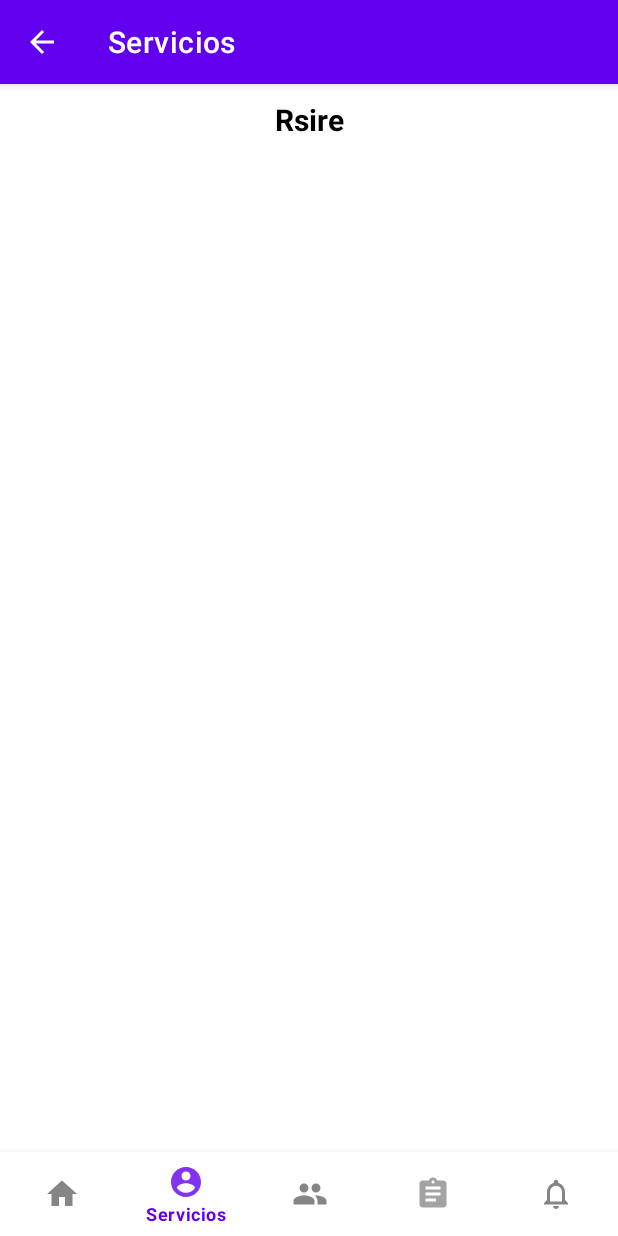
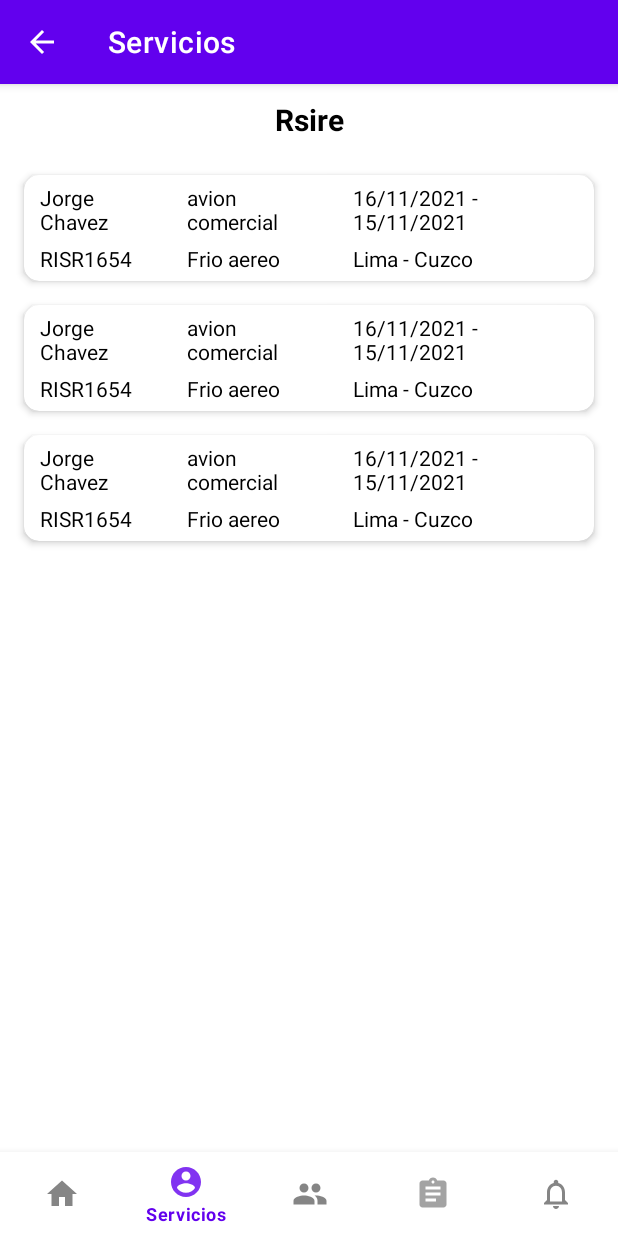
Before and after one commit to jamescc2000/Talma, an Android app: the fragment ServFragment placed in its activity, item 2 of the bottom bar chosen, on a phone screen of 412 x 824 dp. Run offline under Robolectric (Android 15) with nearby library versions, the phone set to English and light mode, and no system bars; our stand-ins replace Firebase (no records; nobody signed in at launch, a user with empty details on screens opened directly).

Commit message:
09090909

```diff
--- a/app/src/main/AndroidManifest.xml
+++ b/app/src/main/AndroidManifest.xml
@@ -1,6 +1,6 @@
 <?xml version="1.0" encoding="utf-8"?>
 <manifest xmlns:android="http://schemas.android.com/apk/res/android"
-    package="com.example.talma" >
+    package="com.example.talma">
 
     <application
         android:allowBackup="true"
@@ -8,7 +8,7 @@
         android:label="@string/app_name"
         android:roundIcon="@mipmap/talma_launcher_round"
         android:supportsRtl="true"
-        android:theme="@style/Theme.Talma" >
+        android:theme="@style/Theme.Talma">
         <activity
             android:name=".Facturacion"
             android:exported="false" />
@@ -38,7 +38,7 @@
             android:exported="true" />
         <activity
             android:name=".MainActivity"
-            android:exported="true" >
+            android:exported="true">
             <intent-filter>
                 <action android:name="android.intent.action.MAIN" />
 
--- a/app/src/main/java/com/example/talma/Fragmento_cliente/ServFragment.java
+++ b/app/src/main/java/com/example/talma/Fragmento_cliente/ServFragment.java
@@ -2,13 +2,23 @@ package com.example.talma.Fragmento_cliente;
 
 import android.os.Bundle;
 
+import androidx.annotation.NonNull;
 import androidx.fragment.app.Fragment;
+import androidx.recyclerview.widget.LinearLayoutManager;
+import androidx.recyclerview.widget.RecyclerView;
 
 import android.view.LayoutInflater;
+import android.view.MenuItem;
 import android.view.View;
 import android.view.ViewGroup;
 
+import com.example.talma.Adapters.AdaptadorRsir;
+import com.example.talma.Modelos.ModeloRSIR;
 import com.example.talma.R;
+import com.example.talma.RevisarRsir;
+
+import java.util.ArrayList;
+import java.util.List;
 
 /**
  * A simple {@link Fragment} subclass.
@@ -25,6 +35,11 @@ public class ServFragment extends Fragment {
     // TODO: Rename and change types of parameters
     private String mParam1;
     private String mParam2;
+
+
+    RecyclerView recyclerView;
+    AdaptadorRsir adaptadorRsir;
+    List<ModeloRSIR> modeloRSIRList;
 
     public ServFragment() {
         // Required empty public constructor
@@ -61,6 +76,41 @@ public class ServFragment extends Fragment {
     public View onCreateView(LayoutInflater inflater, ViewGroup container,
                              Bundle savedInstanceState) {
         // Inflate the layout for this fragment
-        return inflater.inflate(R.layout.fragment_serv, container, false);
+        View view=  inflater.inflate(R.layout.fragment_serv, container, false);
+
+        recyclerView = view.findViewById(R.id.rvListaRsir);
+
+        recyclerView.setHasFixedSize(true);
+        recyclerView.setLayoutManager(new LinearLayoutManager(getActivity()));
+
+        modeloRSIRList = new ArrayList<>();
+
+        ObtenerRSIR();
+        return view;
+
+    }
+    private void ObtenerRSIR() {
+
+
+        modeloRSIRList.clear();
+        modeloRSIRList.add(new ModeloRSIR("RISR1654", "Jorge Chavez", "LATAM", "Lima", "Cuzco",
+                "avion comercial", "DS84FS6", "Frio aereo", "Jose Luna", "15/11/2021",
+                "10:00", "125", "651519", "16/11/2021", "10:00", "178", "52635"));
+
+        modeloRSIRList.add(new ModeloRSIR("RISR1654", "Jorge Chavez", "LATAM", "Lima", "Cuzco",
+                "avion comercial", "DS84FS6", "Frio aereo", "Jose Luna", "15/11/2021",
+                "10:00", "125", "651519", "16/11/2021", "10:00", "178", "52635"));
+
+        modeloRSIRList.add(new ModeloRSIR("RISR1654", "Jorge Chavez", "LATAM", "Lima", "Cuzco",
+                "avion comercial", "DS84FS6", "Frio aereo", "Jose Luna", "15/11/2021",
+                "10:00", "125", "651519", "16/11/2021", "10:00", "178", "52635"));
+
+        adaptadorRsir = new AdaptadorRsir(getActivity(), modeloRSIRList);
+        recyclerView.setAdapter(adaptadorRsir);
+    }
+
+    @Override
+    public boolean onOptionsItemSelected(@NonNull MenuItem item) {
+        return super.onOptionsItemSelected(item);
     }
 }
--- a/app/src/main/res/values/strings.xml
+++ b/app/src/main/res/values/strings.xml
@@ -7,6 +7,8 @@
 
     <!--Login de clientes-->
     <string name="login_titulo2">Clientes</string>
+
+    <!--Main Cliente-->
 
     <!--Pedidos-->
     <string name="real_pedido">Pedidos</string>
```
Also changed, not shown: app/src/main/res/drawable/shape_rect01.xml (added, +9 -0 lines), app/src/main/res/drawable/shape_rect02.xml (added, +7 -0 lines).
